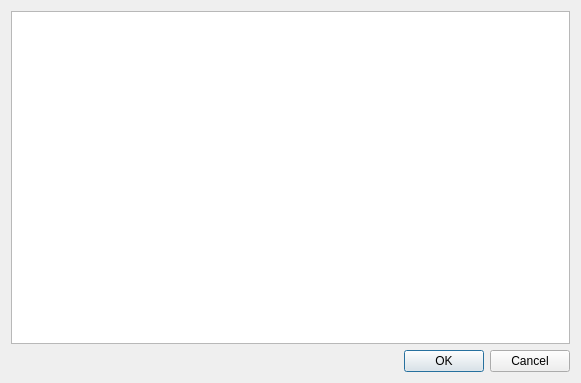
This is config-tool/gui/pinoverview.ui in carstenbru/fpga-log as Qt 5 draws it before an edit. The edited form follows.
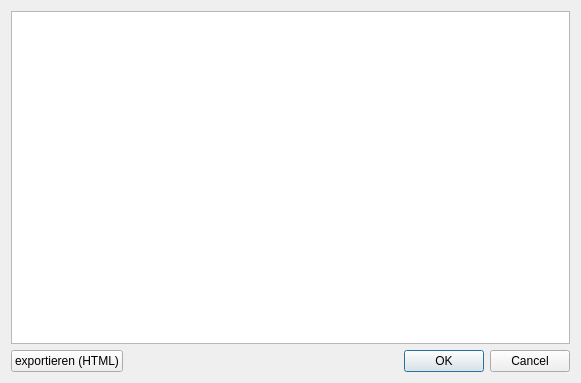
This is the edited form.

Commit message: config-tool: export pinout overview

Patch:
```diff
--- a/config-tool/gui/pinoverview.ui
+++ b/config-tool/gui/pinoverview.ui
@@ -18,6 +18,15 @@
     <widget class="QTreeView" name="pinOverview"/>
    </item>
    <item>
+    <layout class="QHBoxLayout" name="horizontalLayout">
+     <item>
+      <widget class="QPushButton" name="exportButton">
+       <property name="text">
+        <string>exportieren (HTML)</string>
+       </property>
+      </widget>
+     </item>
+     <item>
     <widget class="QDialogButtonBox" name="buttonBox">
      <property name="orientation">
       <enum>Qt::Horizontal</enum>
@@ -26,6 +35,8 @@
       <set>QDialogButtonBox::Cancel|QDialogButtonBox::Ok</set>
      </property>
     </widget>
+     </item>
+    </layout>
    </item>
   </layout>
  </widget>
```
Lines whose indentation alone changed are shown as unchanged. The commit also changes 3 other files.
